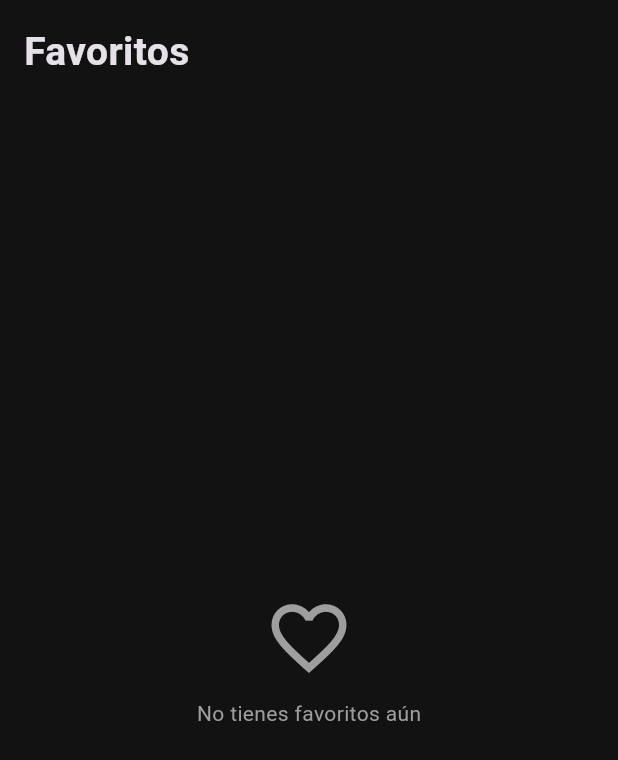
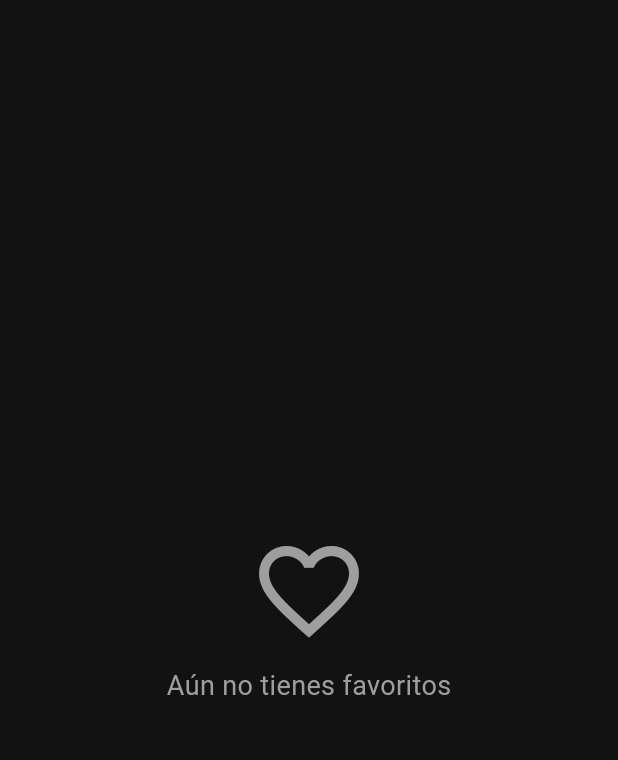
Before and after one commit to felipecarrillo-eng/pagina-music, a Flutter app: the FavoritosScreen widget shown alone on an empty page, opened directly, on a phone screen of 412 x 824 dp. Shown: the top 760 px of the screen. Run offline on Flutter 3.47's test engine with Material 3 defaults, Android fonts, the phone set to English and light mode, and no system bars; statements that could not run were skipped.

Commit message:
Optimización de pantalla Favoritos con diseño limpio y estado vacío mejorado

```diff
--- a/lib/screens/favorites_screen.dart
+++ b/lib/screens/favorites_screen.dart
@@ -6,58 +6,16 @@ class FavoritosScreen extends StatelessWidget {
   @override
   Widget build(BuildContext context) {
 
-    // ⚠️ Luego esto vendrá del Provider
-    final List<String> favoritos = [];
-
-    return Padding(
-      padding: const EdgeInsets.all(16.0),
+    return Center(
       child: Column(
-        crossAxisAlignment: CrossAxisAlignment.start,
-        children: [
-
-          // 🔥 Título
-          const Text(
-            'Favoritos',
-            style: TextStyle(
-              fontSize: 26,
-              fontWeight: FontWeight.bold,
-            ),
+        mainAxisAlignment: MainAxisAlignment.center,
+        children: const [
+          Icon(Icons.favorite_border, size: 80, color: Colors.grey),
+          SizedBox(height: 10),
+          Text(
+            'Aún no tienes favoritos',
+            style: TextStyle(fontSize: 18, color: Colors.grey),
           ),
-
-          const SizedBox(height: 20),
-
-          // 📭 Estado vacío
-          if (favoritos.isEmpty)
-            Expanded(
-              child: Center(
-                child: Column(
-                  mainAxisAlignment: MainAxisAlignment.center,
-                  children: const [
-                    Icon(Icons.favorite_border, size: 60, color: Colors.grey),
-                    SizedBox(height: 10),
-                    Text(
-                      'No tienes favoritos aún',
-                      style: TextStyle(color: Colors.grey),
-                    ),
-                  ],
-                ),
-              ),
-            )
-          else
-            // ⭐ Lista de favoritos
-            Expanded(
-              child: ListView.builder(
-                itemCount: favoritos.length,
-                itemBuilder: (context, index) {
-                  return Card(
-                    child: ListTile(
-                      leading: const Icon(Icons.favorite, color: Colors.red),
-                      title: Text(favoritos[index]),
-                    ),
-                  );
-                },
-              ),
-            ),
         ],
       ),
     );
```
